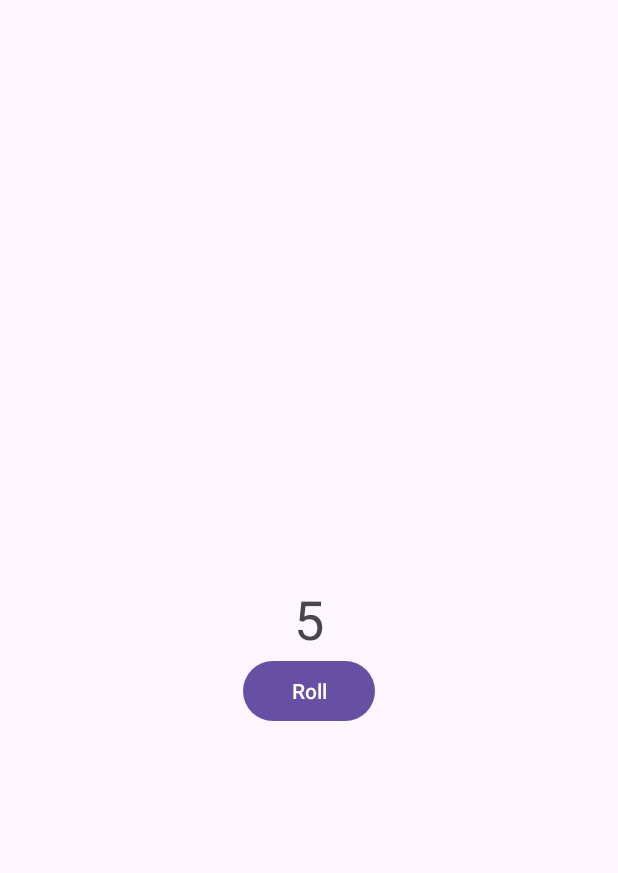
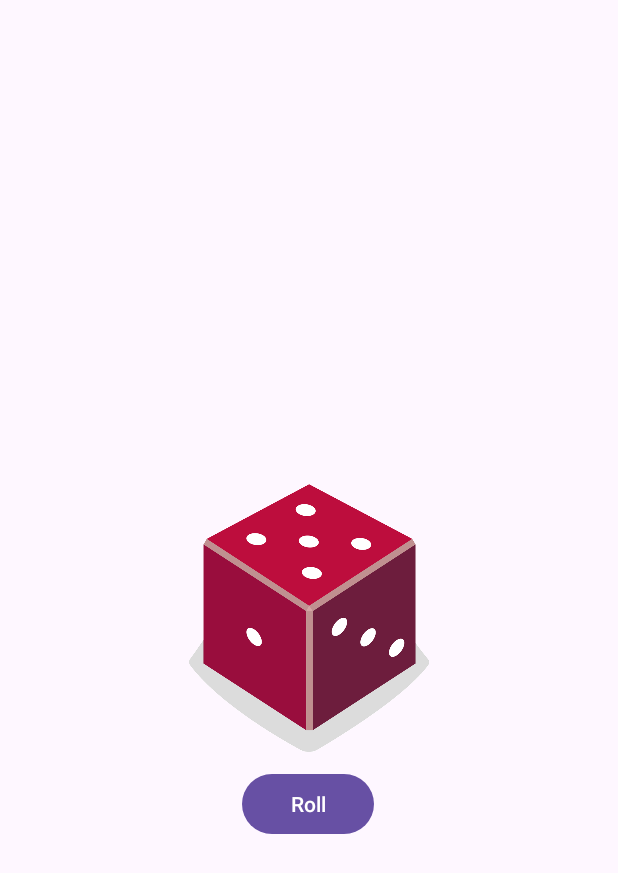
Before and after one commit to phantheanh02/Mobie20231, an Android app: the screen it shows after launch (MainActivity), after a tap on "Roll", on a phone screen of 412 x 824 dp. Shown: the top 873 px of the screen. Run offline under Robolectric (Android 15) with nearby library versions, the phone set to English and light mode, and no system bars.

Commit message:
add new img dice

```diff
--- a/DiceRoll/app/src/main/java/com/example/diceroller/MainActivity.kt
+++ b/DiceRoll/app/src/main/java/com/example/diceroller/MainActivity.kt
@@ -2,7 +2,7 @@ package com.example.diceroller
 
 import android.os.Bundle
 import android.widget.Button
-import android.widget.TextView
+import android.widget.ImageView
 import androidx.appcompat.app.AppCompatActivity
 
 class MainActivity : AppCompatActivity() {
@@ -11,16 +11,38 @@ class MainActivity : AppCompatActivity() {
         setContentView(R.layout.activity_main)
 
         val rollButton: Button = findViewById(R.id.button)
-        rollButton.setOnClickListener {
-            rollDice()
-        }
+        rollButton.setOnClickListener { rollDice() }
+
+        // Do a dice roll when the app starts
+        rollDice()
     }
 
+    /**
+     * Roll the dice and update the screen with the result.
+     */
     private fun rollDice() {
+        // Create new Dice object with 6 sides and roll the dice
         val dice = Dice(6)
         val diceRoll = dice.roll()
-        val resultTextView: TextView = findViewById(R.id.textView)
-        resultTextView.text = diceRoll.toString()
+
+        // Find the ImageView in the layout
+        val diceImage: ImageView = findViewById(R.id.imageView)
+
+        // Determine which drawable resource ID to use based on the dice roll
+        val drawableResource = when (diceRoll) {
+            1 -> R.drawable.dice_1
+            2 -> R.drawable.dice_2
+            3 -> R.drawable.dice_3
+            4 -> R.drawable.dice_4
+            5 -> R.drawable.dice_5
+            else -> R.drawable.dice_6
+        }
+
+        // Update the ImageView with the correct drawable resource ID
+        diceImage.setImageResource(drawableResource)
+
+        // Update the content description
+        diceImage.contentDescription = diceRoll.toString()
     }
 }
 
--- a/DiceRoll/app/src/main/res/layout/activity_main.xml
+++ b/DiceRoll/app/src/main/res/layout/activity_main.xml
@@ -6,24 +6,24 @@
     android:layout_height="match_parent"
     tools:context=".MainActivity">
 
-    <TextView
-        android:id="@+id/textView"
-        android:layout_width="wrap_content"
-        android:layout_height="wrap_content"
-        android:textSize="36sp"
-        app:layout_constraintBottom_toBottomOf="parent"
-        app:layout_constraintEnd_toEndOf="parent"
-        app:layout_constraintStart_toStartOf="parent"
-        app:layout_constraintTop_toTopOf="parent"
-        tools:text="1" />
-
     <Button
         android:id="@+id/button"
         android:layout_width="wrap_content"
         android:layout_height="wrap_content"
         android:text="@string/roll"
         app:layout_constraintEnd_toEndOf="parent"
+        app:layout_constraintHorizontal_bias="0.498"
         app:layout_constraintStart_toStartOf="parent"
-        app:layout_constraintTop_toBottomOf="@+id/textView" />
+        app:layout_constraintTop_toBottomOf="@+id/imageView" />
+
+    <ImageView
+        android:id="@+id/imageView"
+        android:layout_width="160dp"
+        android:layout_height="200dp"
+        app:layout_constraintBottom_toBottomOf="parent"
+        app:layout_constraintEnd_toEndOf="parent"
+        app:layout_constraintStart_toStartOf="parent"
+        app:layout_constraintTop_toTopOf="parent"
+        tools:srcCompat="@drawable/dice_1" />
 
 </androidx.constraintlayout.widget.ConstraintLayout>
```
Also changed, not shown: DiceRoll/app/src/main/res/drawable/dice_1.png (added), DiceRoll/app/src/main/res/drawable/dice_2.png (added), DiceRoll/app/src/main/res/drawable/dice_3.png (added), DiceRoll/app/src/main/res/drawable/dice_4.png (added), DiceRoll/app/src/main/res/drawable/dice_5.png (added), DiceRoll/app/src/main/res/drawable/dice_6.png (added), 6 other files.
